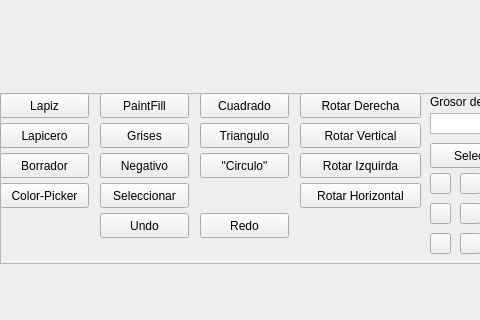
First picture: the form in Interfaz/mainwindow.ui, repository dylangf16/Proyecto-02-CE-2103, before the edit; both pictures show x 0 to 480 and y 437 to 757 of the 1072 by 757 pixel window.
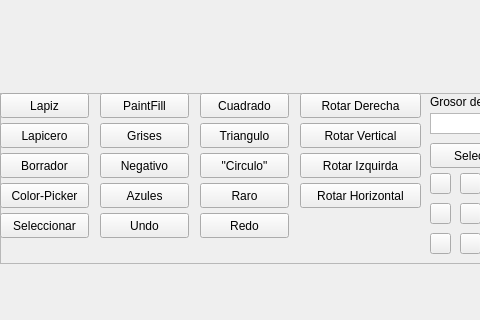
Second picture: the form after the edit.

Commit message: Implementación filtros extra

```diff
--- a/Interfaz/mainwindow.ui
+++ b/Interfaz/mainwindow.ui
@@ -236,8 +236,8 @@
      <widget class="QPushButton" name="Seleccionar">
       <property name="geometry">
        <rect>
-        <x>100</x>
-        <y>90</y>
+        <x>0</x>
+        <y>120</y>
         <width>89</width>
         <height>25</height>
        </rect>
@@ -594,6 +594,32 @@
        <string>Redo</string>
       </property>
      </widget>
+     <widget class="QPushButton" name="FiltroAzules">
+      <property name="geometry">
+       <rect>
+        <x>100</x>
+        <y>90</y>
+        <width>89</width>
+        <height>25</height>
+       </rect>
+      </property>
+      <property name="text">
+       <string>Azules</string>
+      </property>
+     </widget>
+     <widget class="QPushButton" name="FiltroRaro">
+      <property name="geometry">
+       <rect>
+        <x>200</x>
+        <y>90</y>
+        <width>89</width>
+        <height>25</height>
+       </rect>
+      </property>
+      <property name="text">
+       <string>Raro</string>
+      </property>
+     </widget>
     </widget>
    </widget>
   </widget>
```
The commit also changes 6 other files.
